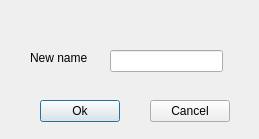
The window that dialogmodifynode.ui (lomsansnom/IHM_OFELI) describes before a commit, drawn with Qt 5.
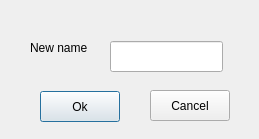
The same window after the commit.

The edit to the form file:
```diff
--- a/dialogmodifynode.ui
+++ b/dialogmodifynode.ui
@@ -17,9 +17,9 @@
    <property name="geometry">
     <rect>
      <x>110</x>
-     <y>50</y>
+     <y>41</y>
      <width>113</width>
-     <height>22</height>
+     <height>31</height>
     </rect>
    </property>
   </widget>
@@ -27,7 +27,7 @@
    <property name="geometry">
     <rect>
      <x>30</x>
-     <y>50</y>
+     <y>40</y>
      <width>81</width>
      <height>16</height>
     </rect>
@@ -40,9 +40,9 @@
    <property name="geometry">
     <rect>
      <x>40</x>
-     <y>100</y>
+     <y>91</y>
      <width>80</width>
-     <height>22</height>
+     <height>31</height>
     </rect>
    </property>
    <property name="text">
@@ -53,9 +53,9 @@
    <property name="geometry">
     <rect>
      <x>150</x>
-     <y>100</y>
+     <y>90</y>
      <width>80</width>
-     <height>22</height>
+     <height>31</height>
     </rect>
    </property>
    <property name="text">
```
